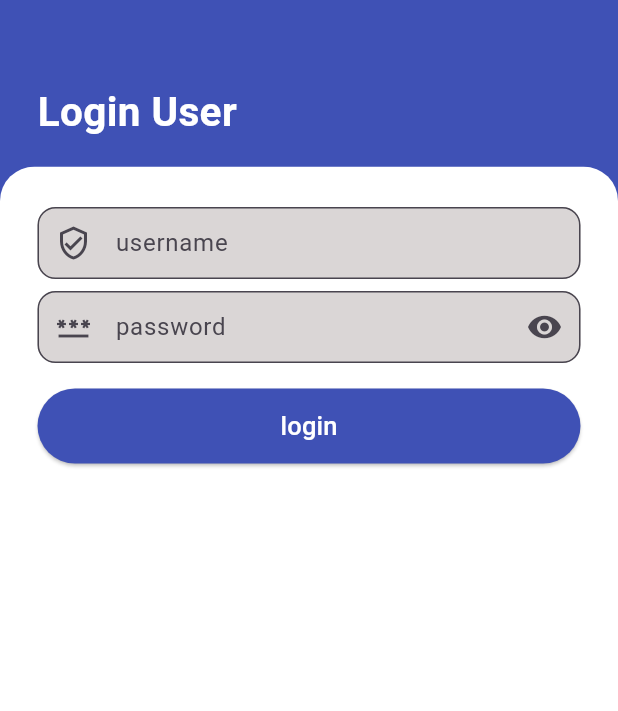
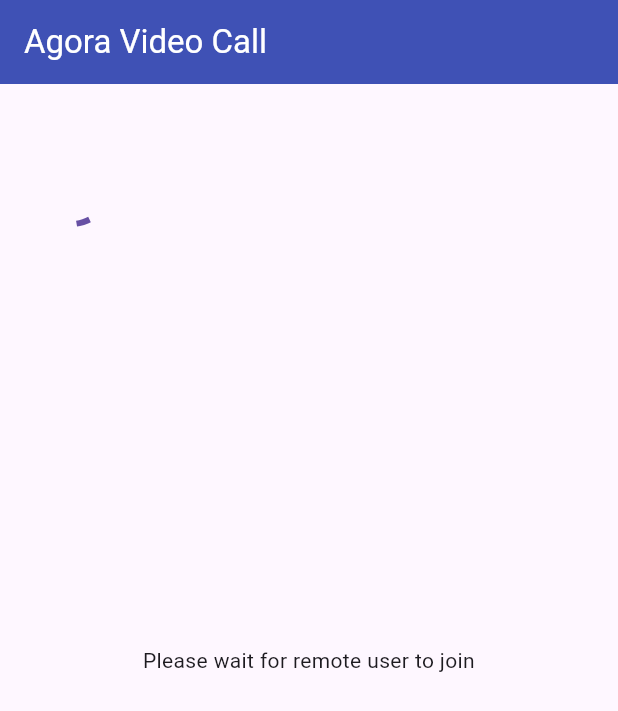
Before and after one commit to AhmedShaltout85/dio_http_convert_address_to_coordinate, a Flutter app: the screen it shows after launch, on a phone screen of 412 x 824 dp. Shown: the top 711 px of the screen. Run offline on Flutter 3.47's test engine with Material 3 defaults, Android fonts, the light colour scheme and no system bars; our stand-ins replace curved_navigation_bar, dio, geocoding, google_maps_flutter, permission_handler, webview_flutter and 1 more; missing offline and left inert: agora_rtc_engine.

Commit message:
lastupdate-13-01-2025

```diff
--- a/lib/main.dart
+++ b/lib/main.dart
@@ -1,9 +1,15 @@
 import 'package:flutter/material.dart';
+import 'package:pick_location/screens/agora_video_call.dart';
+// import 'package:webview_flutter/webview_flutter.dart';
+// import 'package:webview_flutter_web/webview_flutter_web.dart';
 // import 'package:pick_location/screens/address_to_coordinate.dart';
 // import 'package:pick_location/screens/gis_map.dart';
-import 'package:pick_location/screens/login_screen.dart';
+// import 'package:pick_location/screens/login_screen.dart';
 
 void main() {
+  // WebViewPlatform.instance =
+  //     WebWebViewPlatform(); // Initialize for web platform
+
   runApp(const MyApp());
 }
 
@@ -23,13 +29,11 @@
         ),
         primaryColor: Colors.indigo,
         primarySwatch: Colors.indigo,
-
-        // colorScheme: ColorScheme.fromSeed(seedColor: Colors.indigo),
-        // useMaterial3: true,
       ),
       // home: const AddressToCoordinates(), //TESTED (WORKING)
-      // home: const GisMap(),//TESTED (WORKING-OPEN IN BROWSER & WEBVIEW)
-      home: const LoginScreen(),//TESTED (WORKING)
+      // home: const GisMap(), //TESTED (WORKING-OPEN IN BROWSER & WEBVIEW)
+      // home: const LoginScreen(),//TESTED (WORKING)
+      home: const AgoraVideoCall(),//TESTED (WORKING)
     );
   }
 }
--- a/lib/network/remote/dio_network_repos.dart
+++ b/lib/network/remote/dio_network_repos.dart
@@ -158,7 +158,7 @@
       }
     } catch (e) {
       // Handling Dio errors
-      if (e is DioError) {
+      if (e is DioException) {
         return {
           'success': false,
           'message': e.response?.data['message'] ?? e.message,
--- /dev/null
+++ b/lib/screens/agora_video_call.dart
@@ -0,0 +1,147 @@
+import 'package:flutter/material.dart';
+import 'dart:async';
+// ignore: avoid_web_libraries_in_flutter
+// import 'dart:html';
+
+import 'package:agora_rtc_engine/agora_rtc_engine.dart';
+import 'package:permission_handler/permission_handler.dart';
+
+import '../utils/dio_http_constants.dart';
+
+class AgoraVideoCall extends StatefulWidget {
+  const AgoraVideoCall({super.key});
+
+  @override
+  State<AgoraVideoCall> createState() => _AgoraVideoCallState();
+}
+
+class _AgoraVideoCallState extends State<AgoraVideoCall> {
+  int? _remoteUid;
+  bool _localUserJoined = false;
+  late RtcEngine _engine;
+
+  @override
+  void initState() {
+    super.initState();
+    initAgora();
+  }
+
+  Future<void> initAgora() async {
+    // retrieve permissions
+    // if(Platform.isAndroid) {
+
+    await [Permission.microphone, Permission.camera].request();
+    // }
+    // await window.navigator.getUserMedia(audio: true, video: true);
+
+    //create the engine
+    _engine = createAgoraRtcEngine();
+    await _engine.initialize(const RtcEngineContext(
+      appId: appId,
+      channelProfile: ChannelProfileType.channelProfileLiveBroadcasting,
+    ));
+
+    _engine.registerEventHandler(
+      RtcEngineEventHandler(
+        onJoinChannelSuccess: (RtcConnection connection, int elapsed) {
+          debugPrint("local user ${connection.localUid} joined");
+          setState(() {
+            _localUserJoined = true;
+          });
+        },
+        onUserJoined: (RtcConnection connection, int remoteUid, int elapsed) {
+          debugPrint("remote user $remoteUid joined");
+          setState(() {
+            _remoteUid = remoteUid;
+          });
+        },
+        onUserOffline: (RtcConnection connection, int remoteUid,
+            UserOfflineReasonType reason) {
+          debugPrint("remote user $remoteUid left channel");
+          setState(() {
+            _remoteUid = null;
+          });
+        },
+        onTokenPrivilegeWillExpire: (RtcConnection connection, String token) {
+          debugPrint(
+              '[onTokenPrivilegeWillExpire] connection: ${connection.toJson()}, token: $token');
+        },
+      ),
+    );
+
+    await _engine.setClientRole(role: ClientRoleType.clientRoleBroadcaster);
+    await _engine.enableVideo();
+    await _engine.startPreview();
+
+    await _engine.joinChannel(
+      token: token,
+      channelId: channel,
+      uid: 0,
+      options: const ChannelMediaOptions(),
+    );
+  }
+
+  @override
+  void dispose() {
+    super.dispose();
+
+    _dispose();
+  }
+
+  Future<void> _dispose() async {
+    await _engine.leaveChannel();
+    await _engine.release();
+  }
+
+  // Create UI with local view and remote view
+  @override
+  Widget build(BuildContext context) {
+    return Scaffold(
+      appBar: AppBar(
+        title: const Text('Agora Video Call'),
+      ),
+      body: Stack(
+        children: [
+          Center(
+            child: _remoteVideo(),
+          ),
+          Align(
+            alignment: Alignment.topLeft,
+            child: SizedBox(
+              width: 100,
+              height: 150,
+              child: Center(
+                child: _localUserJoined
+                    ? AgoraVideoView(
+                        controller: VideoViewController(
+                          rtcEngine: _engine,
+                          canvas: const VideoCanvas(uid: 0),
+                        ),
+                      )
+                    : const CircularProgressIndicator(),
+              ),
+            ),
+          ),
+        ],
+      ),
+    );
+  }
+
+  // Display remote user's video
+  Widget _remoteVideo() {
+    if (_remoteUid != null) {
+      return AgoraVideoView(
+        controller: VideoViewController.remote(
+          rtcEngine: _engine,
+          canvas: VideoCanvas(uid: _remoteUid),
+          connection: const RtcConnection(channelId: channel),
+        ),
+      );
+    } else {
+      return const Text(
+        'Please wait for remote user to join',
+        textAlign: TextAlign.center,
+      );
+    }
+  }
+}
--- a/lib/utils/dio_http_constants.dart
+++ b/lib/utils/dio_http_constants.dart
@@ -1,4 +1,4 @@
-const String url = "https://jsonplaceholder.typicode.com/users";
+// const String url = "https://jsonplaceholder.typicode.com/users";
 const String url2 =
     "http://192.168.17.250:9999/pick-location/api/v1/get-loc/filter";
 const String urlGet =
@@ -16,9 +16,9 @@
 
 
 //Agora Constants for Video Call
-// const appId = "<-- Insert App Id -->";
-// const token = "";
-// const channel = "<-- Insert Channel Name -->";
+const appId = "ffd898c8ae5d4d96be499de1166e6229";
+const token = "";
+const channel = "pick_location";
 
 // Basic Authentication credentials
 const username = 'gis';
```
Also changed, not shown: lib/custom_widget/custom_web_view.dart (+0 -82 lines), lib/custom_widget/custom_web_view_all.dart (added, +30 -0 lines), lib/custom_widget/custom_web_view_web.dart (added, +92 -0 lines), lib/screens/gis_map.dart (+20 -5 lines), lib/utils/error.txt (+143 -0 lines).
